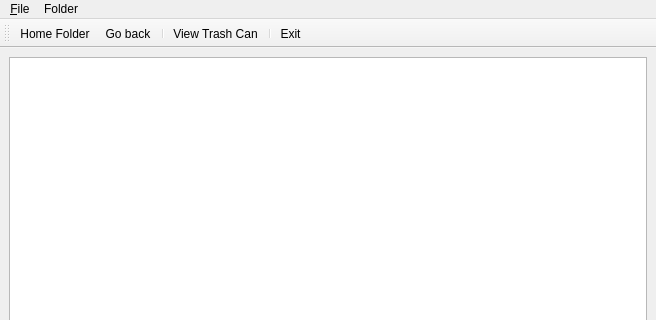
Before: the Qt Designer form gui/main_ui.ui in vangeytedvg/DoDaGoogle, drawn with Qt 5; both pictures show x 0 to 656 and y 0 to 320 of the 656 by 475 pixel window.
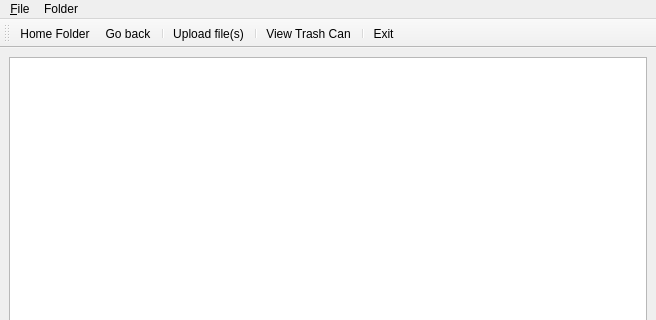
After: the same form once the commit is applied. Icons and pictures are not drawn. Custom widgets are drawn as their Qt base class.

Commit message: Statusbar widgets added

```diff
--- a/gui/main_ui.ui
+++ b/gui/main_ui.ui
@@ -127,6 +127,8 @@
    <addaction name="actionLoad_Files"/>
    <addaction name="actionUp"/>
    <addaction name="separator"/>
+   <addaction name="actionUpload_file_s"/>
+   <addaction name="separator"/>
    <addaction name="actionTrash_Can"/>
    <addaction name="separator"/>
    <addaction name="actionE_xit"/>
@@ -188,6 +190,15 @@
     <string>View Trash Can</string>
    </property>
   </action>
+  <action name="actionUpload_file_s">
+   <property name="icon">
+    <iconset resource="images.qrc">
+     <normaloff>:/action_icons/Database-Cloud-icon.png</normaloff>:/action_icons/Database-Cloud-icon.png</iconset>
+   </property>
+   <property name="text">
+    <string>Upload file(s)</string>
+   </property>
+  </action>
  </widget>
  <customwidgets>
   <customwidget>
```
Left out of the diff: 2 changed lines with no effect on the pictures. The commit also changes 3 other files.
